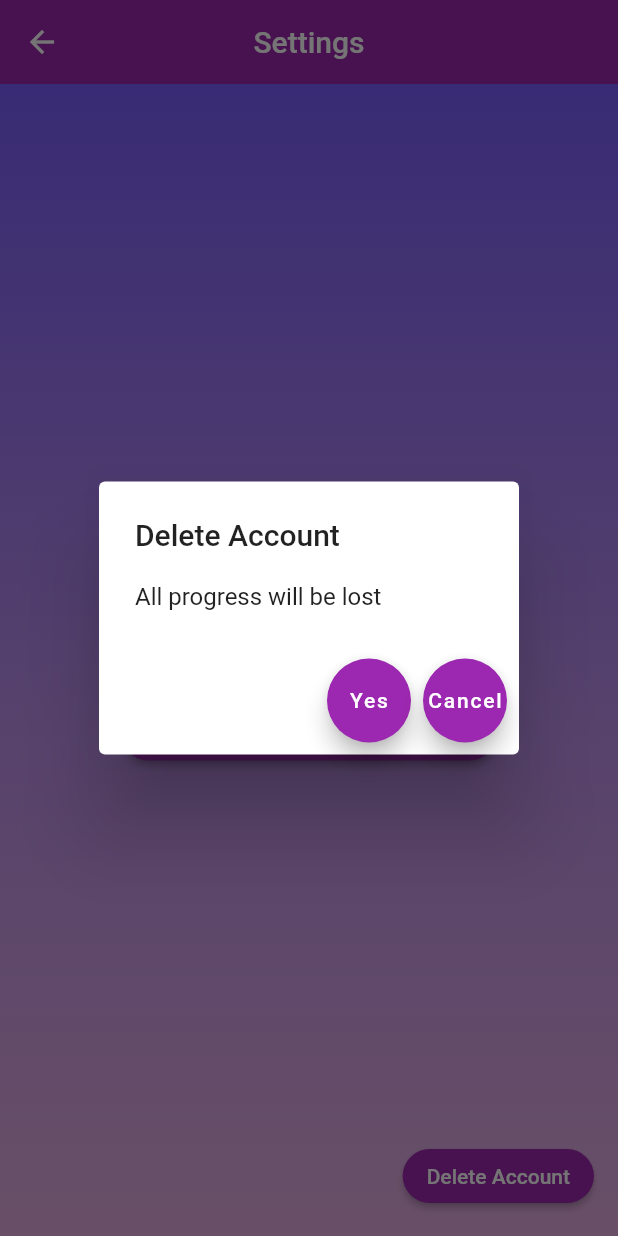
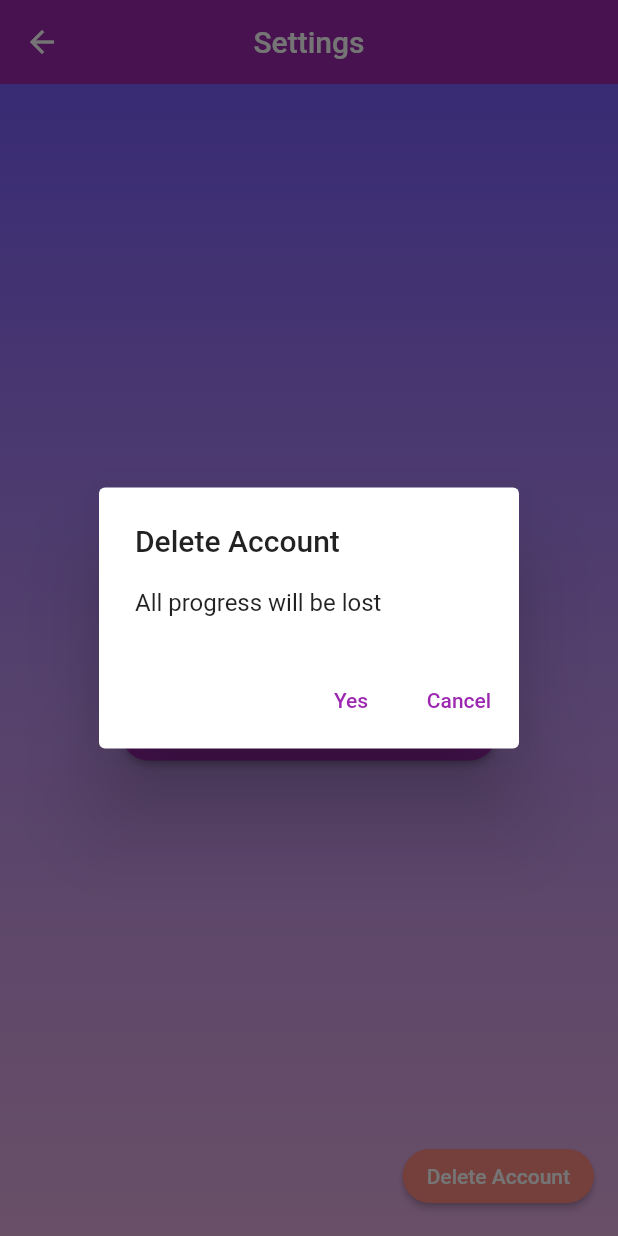
Before and after one commit to SimKianSeng/LvlUp, a Flutter app: the Settings screen opened by its route, after a tap on "Delete Account", on a phone screen of 412 x 824 dp. Run offline on Flutter 3.47's test engine with Material 2 defaults, Android fonts, the phone set to English and light mode, and no system bars; our stand-ins replace firebase_auth, firebase_core; accounts and stored records are empty.

Commit message:
Minor UI tweeks to delete account button in SettingsPage

```diff
--- a/lib/pages/settings_page.dart
+++ b/lib/pages/settings_page.dart
@@ -46,6 +46,7 @@ Widget _resetPasswordButton(BuildContext context) {
 Widget _deleteAccountButton(BuildContext context) {
   return ElevatedButton(
       style: ButtonStyle(
+        backgroundColor: MaterialStateProperty.all(Colors.redAccent[100]),
           shape: MaterialStateProperty.all<RoundedRectangleBorder>(
               RoundedRectangleBorder(
                   borderRadius: BorderRadius.circular(25.0)))),
@@ -64,8 +65,7 @@ void _deleteAccountConfirmation(BuildContext context) {
         title: const Text("Delete Account"),
         content: const Text("All progress will be lost"),
         actions: [
-          FloatingActionButton(
-            shape: CircleBorder(),
+          TextButton(
             onPressed: () async {
               Navigator.pop(context);
               Navigator.pop(context);
@@ -74,8 +74,7 @@ void _deleteAccountConfirmation(BuildContext context) {
             },
             child: const Text("Yes"),
             ),
-          FloatingActionButton(
-            shape: CircleBorder(),
+          TextButton(
             onPressed: () {
               Navigator.pop(context);
             },
```
